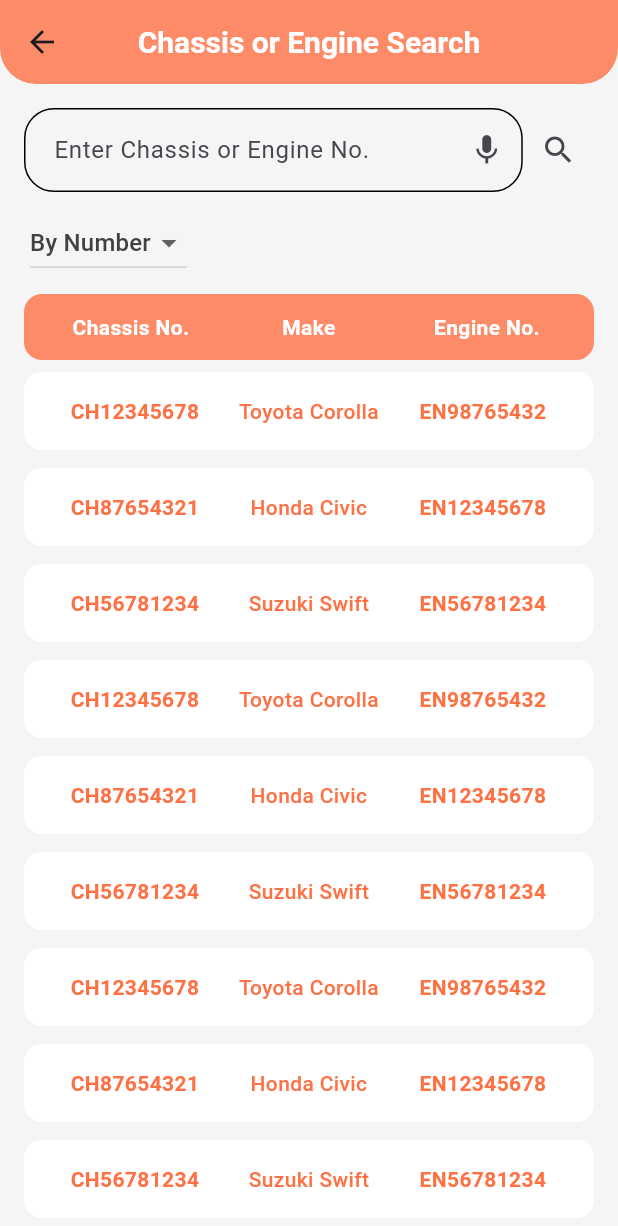
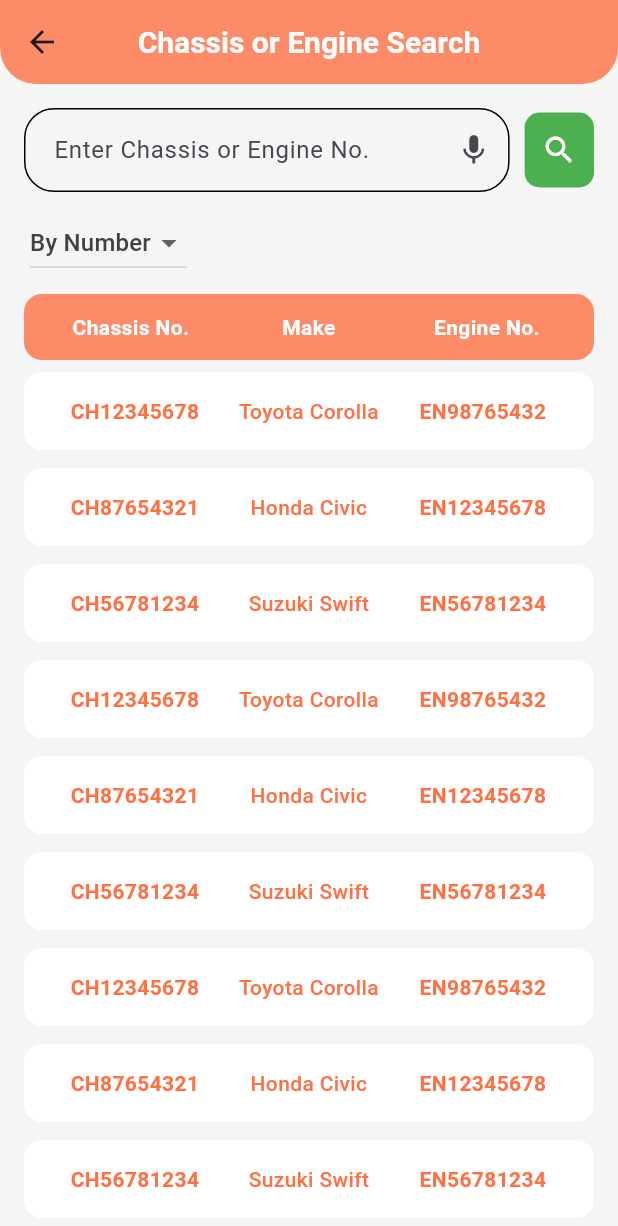
Before and after one commit to Danish9111/internship-tasks, a Flutter app: the ChassisOrEngineNoSearchView screen opened by its route, on a phone screen of 412 x 824 dp. Shown: the top 1226 px of the screen. Run offline on Flutter 3.47's test engine with Material 3 defaults, Android fonts, the phone set to English and light mode, and no system bars; our stand-ins replace get.

Commit message:
mistakes corrections

```diff
--- a/lib/views/searches/custom_search_widget.dart
+++ b/lib/views/searches/custom_search_widget.dart
@@ -55,9 +55,21 @@
                   },
                 ),
               ),
+              SizedBox(width: 10),
               Expanded(
                 flex: 1,
-                child: IconButton(icon: Icon(Icons.search), onPressed: () {}),
+                child: Container(
+                  height: 50,
+                  decoration: BoxDecoration(
+                    color: Colors.green,
+
+                    borderRadius: BorderRadius.all(Radius.circular(10)),
+                  ),
+                  child: IconButton(
+                    icon: Icon(Icons.search, color: Colors.white),
+                    onPressed: () {},
+                  ),
+                ),
               ),
             ],
           ),
```
Also changed, not shown: lib/views/auth views/signup_view.dart (+17 -7 lines), lib/views/searches/camera search view/camera_search_view.dart (+12 -2 lines), lib/views/searches/loan number search view/loan_number_search_view.dart (+29 -14 lines).
